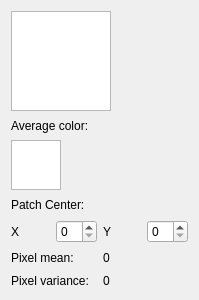
This is PatchInfoWidget.ui in daviddoria/InteractivePatchComparison as Qt 5 draws it before an edit. The edited form follows.
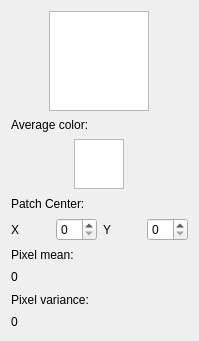
This is the edited form.

Commit message:
Use QSplitter for the layout so things can be resized.
Tried LocalPCADistance. It is extremely fast, but doesn't work very
well.

The edit to the form file:
```diff
--- a/PatchInfoWidget.ui
+++ b/PatchInfoWidget.ui
@@ -7,7 +7,7 @@
     <x>0</x>
     <y>0</y>
     <width>199</width>
-    <height>300</height>
+    <height>341</height>
    </rect>
   </property>
   <property name="windowTitle">
@@ -15,7 +15,15 @@
   </property>
   <layout class="QVBoxLayout" name="verticalLayout">
    <item>
+    <layout class="QHBoxLayout" name="horizontalLayout_5">
+     <item>
     <widget class="QGraphicsView" name="graphicsView_Patch">
+       <property name="sizePolicy">
+        <sizepolicy hsizetype="Preferred" vsizetype="Preferred">
+         <horstretch>0</horstretch>
+         <verstretch>0</verstretch>
+        </sizepolicy>
+       </property>
      <property name="maximumSize">
       <size>
        <width>100</width>
@@ -24,6 +32,8 @@
      </property>
     </widget>
    </item>
+    </layout>
+   </item>
    <item>
     <widget class="QLabel" name="label_4">
      <property name="text">
@@ -32,7 +42,15 @@
     </widget>
    </item>
    <item>
+    <layout class="QHBoxLayout" name="horizontalLayout_4">
+     <item>
     <widget class="QGraphicsView" name="graphicsView_AverageColor">
+       <property name="sizePolicy">
+        <sizepolicy hsizetype="Preferred" vsizetype="Preferred">
+         <horstretch>0</horstretch>
+         <verstretch>0</verstretch>
+        </sizepolicy>
+       </property>
      <property name="maximumSize">
       <size>
        <width>50</width>
@@ -41,6 +59,8 @@
      </property>
     </widget>
    </item>
+    </layout>
+   </item>
    <item>
     <widget class="QLabel" name="label">
      <property name="text">
@@ -81,6 +101,8 @@
        </property>
       </widget>
      </item>
+    </layout>
+   </item>
      <item>
       <widget class="QLabel" name="lblPixelMean">
        <property name="text">
@@ -88,8 +110,6 @@
        </property>
       </widget>
      </item>
-    </layout>
-   </item>
    <item>
     <layout class="QHBoxLayout" name="horizontalLayout_3">
      <item>
@@ -99,14 +119,14 @@
        </property>
       </widget>
      </item>
+    </layout>
+   </item>
      <item>
       <widget class="QLabel" name="lblPixelVariance">
        <property name="text">
         <string>0</string>
        </property>
       </widget>
-     </item>
-    </layout>
    </item>
   </layout>
  </widget>
```
Lines whose indentation alone changed are shown as unchanged. The commit also changes 7 other files.
